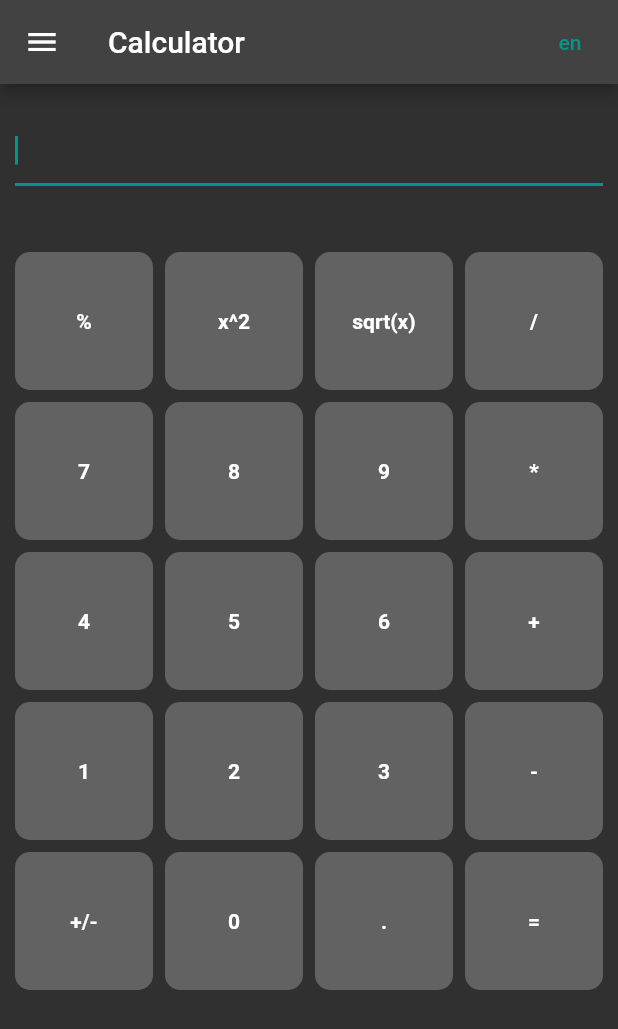
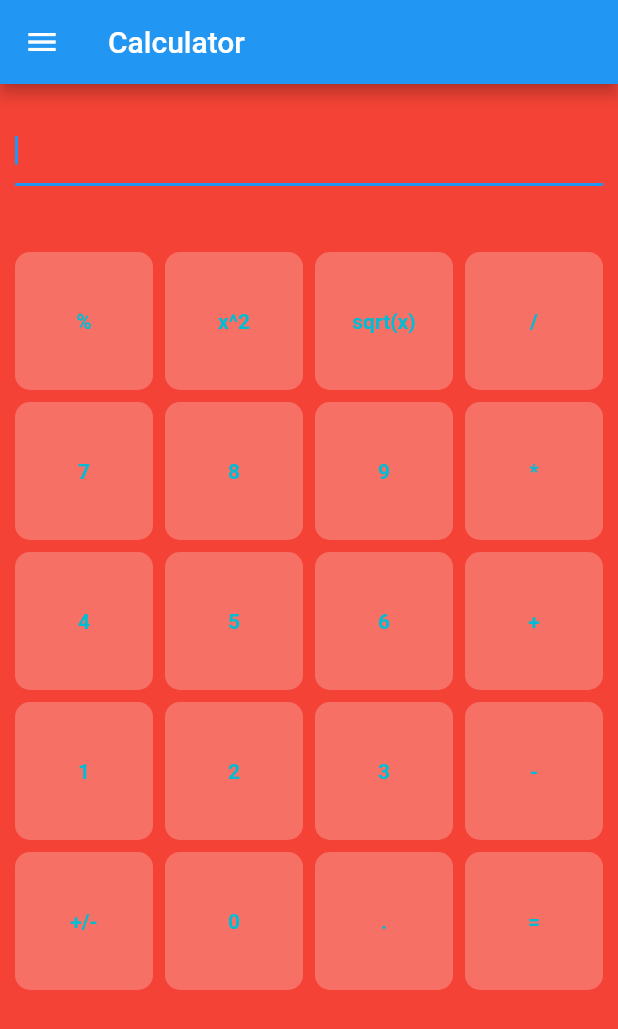
Before and after one commit to Anastasia1487/calculator, a Flutter app: the screen it shows after launch, on a phone screen of 412 x 824 dp. Shown: the top 1029 px of the screen. Run offline on Flutter 3.47's test engine with Material 2 defaults, Android fonts, the phone set to English and light mode, and no system bars; our stand-ins replace easy_localization, flutter_riverpod; missing offline and left inert: desktop_window, function_tree, window_manager.

Commit message:
Темы 0.2

```diff
--- a/lib/custom_theme.dart
+++ b/lib/custom_theme.dart
@@ -6,8 +6,8 @@ class CustomTheme with ChangeNotifier {
   static ThemeData get lightTheme {
     return ThemeData(
       primaryColor: CustomColors.lightThemeMenu,
-      scaffoldBackgroundColor: Colors.white,
-      fontFamily: 'Montserrat',
+      scaffoldBackgroundColor: Colors.red,
+      textTheme: TextTheme(bodyText2: TextStyle(color: Colors.cyan)),
       buttonTheme: ButtonThemeData(
         shape: RoundedRectangleBorder(
           borderRadius: BorderRadius.circular(18.0),
@@ -21,7 +21,6 @@ class CustomTheme with ChangeNotifier {
     return ThemeData(
       primaryColor: CustomColors.darkThemeMenu,
       scaffoldBackgroundColor: Colors.grey,
-      fontFamily: 'Montserrat',
       textTheme: ThemeData.dark().textTheme,
       buttonTheme: ButtonThemeData(
         shape: RoundedRectangleBorder(
@@ -36,7 +35,6 @@ class CustomTheme with ChangeNotifier {
     return ThemeData(
       primaryColor: CustomColors.warmThemeMenu,
       scaffoldBackgroundColor: Colors.greenAccent,
-      fontFamily: 'Montserrat',
       textTheme: ThemeData.dark().textTheme,
       buttonTheme: ButtonThemeData(
         shape: RoundedRectangleBorder(
--- a/lib/main.dart
+++ b/lib/main.dart
@@ -1,10 +1,14 @@
 import 'package:calculator/generated/codegen_loader.g.dart';
 import 'package:calculator/generated/locale_keys.g.dart';
+import 'package:calculator/theme_provider.dart';
 import 'package:easy_localization/easy_localization.dart';
 import 'package:flutter/material.dart';
+import 'package:flutter_riverpod/flutter_riverpod.dart';
 import 'package:function_tree/function_tree.dart';
 import 'package:desktop_window/desktop_window.dart';
 import 'package:window_manager/window_manager.dart';
+
+import 'config.dart';
 
 void main() async {
   WidgetsFlutterBinding.ensureInitialized();
@@ -17,29 +21,32 @@ void main() async {
   windowManager.setMinimumSize(size);
 
   runApp(
-    EasyLocalization(
+    ProviderScope(
+      child: EasyLocalization(
           supportedLocales: const [Locale('en'), Locale('ru')],
           path: 'assets/translations',
           // <-- change the path of the translation files
           fallbackLocale: const Locale('ru'),
           assetLoader: const CodegenLoader(),
           child: const MyApp()),
+    ),
   );
 }
 
-class MyApp extends StatelessWidget {
+class MyApp extends ConsumerWidget {
   const MyApp({super.key});
 
   // This widget is the root of your application.
   @override
-  Widget build(BuildContext context) {
+  Widget build(BuildContext context, WidgetRef ref) {
     return MaterialApp(
       debugShowCheckedModeBanner: false,
       localizationsDelegates: context.localizationDelegates,
       supportedLocales: context.supportedLocales,
       locale: context.locale,
       title: 'Calculator',
-      theme: ThemeData(primarySwatch: Colors.teal, brightness: Brightness.dark),
+      theme: ref.watch(themeProvider),
+      themeMode: currentTheme.currentTheme,
       home: const GridCount(),
     );
   }
@@ -463,7 +470,6 @@ class DialKey extends StatelessWidget {
             child: Text(
               number,
               style: const TextStyle(
-                color: Colors.white,
                 fontWeight: FontWeight.bold,
               ),
             ),
--- a/pubspec.yaml
+++ b/pubspec.yaml
@@ -35,6 +35,7 @@ dependencies:
   flutter_localization: ^0.1.10
   menu_bar: ^0.4.0
   intl: ^0.17.0
+  flutter_riverpod: ^2.3.2
 
   easy_localization: ^3.0.1
   function_tree: ^0.8.13
```
Also changed, not shown: pubspec.lock. Lines whose indentation alone changed are shown as unchanged.
